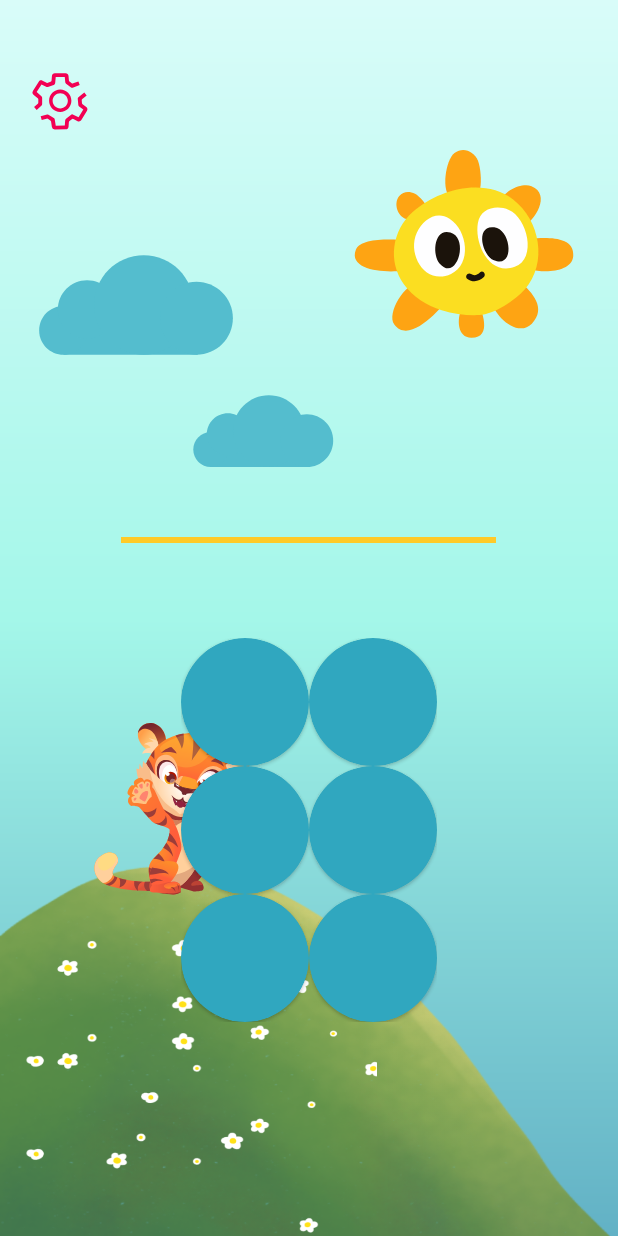
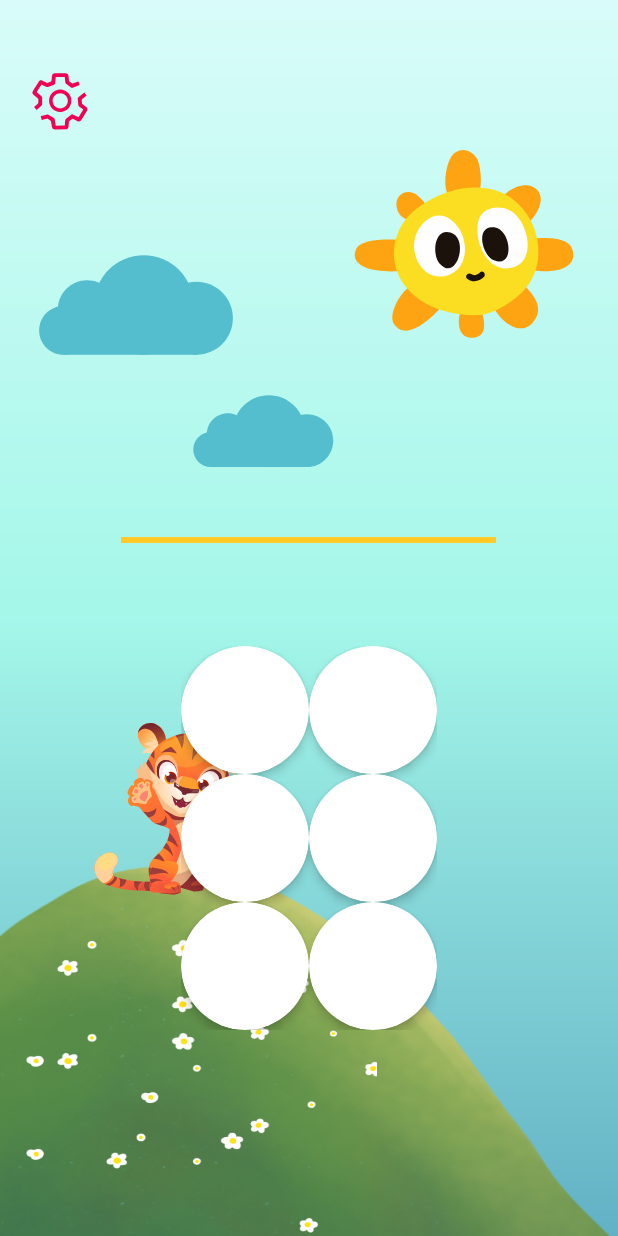
Before and after one commit to Salar82/MathForest, an Android app: the layout activity_main.xml on its own in the app's theme, with its tools: preview values and no code run, on a phone screen of 412 x 824 dp. Run offline under Robolectric (Android 15) with nearby library versions, the phone set to English and light mode, and no system bars.

Commit message:
--added -quiz

```diff
--- /dev/null
+++ b/app/src/main/java/ir/alishojaee/mathforest/data/MathQuestion.kt
@@ -0,0 +1,6 @@
+package ir.alishojaee.mathforest.data
+
+data class MathQuestion(
+    val question: String,
+    val answer: Int
+)
--- a/app/src/main/res/layout/activity_main.xml
+++ b/app/src/main/res/layout/activity_main.xml
@@ -127,6 +127,7 @@
         tools:visibility="visible">
 
         <include
+            android:id="@+id/included"
             layout="@layout/layout_quiz"
             android:layout_width="wrap_content"
             android:layout_height="wrap_content" />
--- a/app/src/main/res/layout/dialog_settings.xml
+++ b/app/src/main/res/layout/dialog_settings.xml
@@ -63,7 +63,7 @@
             android:drawablePadding="5dp"
             android:drawableTint="@color/button_red"
             android:fontFamily="@font/vazir"
-            android:hint="مدت زمان (دقیقه)"
+            android:hint="مدت زمان (ثانیه)"
             android:inputType="numberDecimal"
             android:textDirection="rtl"
             android:textSize="14sp" />
--- a/app/src/main/res/layout/layout_quiz.xml
+++ b/app/src/main/res/layout/layout_quiz.xml
@@ -20,8 +20,9 @@
         android:layout_height="wrap_content"
         android:layout_below="@id/progress_bar"
         android:layout_marginTop="16dp"
-        android:fontFamily="@font/vazir"
+        android:fontFamily="@font/titr"
         android:gravity="center"
+        android:textColor="@color/black"
         android:textSize="24sp"
         tools:text="2 + 2 - 15 =" />
 
@@ -33,108 +34,129 @@
         android:columnCount="2">
 
         <com.google.android.material.card.MaterialCardView
+            android:id="@+id/btn_opt1"
             android:layout_width="85dp"
             android:layout_height="85dp"
-            app:cardBackgroundColor="#30A7BF"
+            android:layout_marginHorizontal="20dp"
             android:layout_marginVertical="10dp"
-            android:layout_marginHorizontal="20dp"
-            app:cardCornerRadius="50dp">
+            app:cardBackgroundColor="@color/white"
+            app:cardCornerRadius="50dp"
+            app:cardElevation="4dp">
 
             <TextView
+                android:id="@+id/tv_opt1"
                 android:layout_width="wrap_content"
                 android:layout_height="wrap_content"
                 android:layout_gravity="center"
-                android:fontFamily="@font/vazir"
-                android:gravity="center"
-                android:textSize="24sp"
-                tools:text="12" />
-        </com.google.android.material.card.MaterialCardView>
-        <com.google.android.material.card.MaterialCardView
-            android:layout_width="85dp"
-            android:layout_height="85dp"
-            app:cardBackgroundColor="#30A7BF"
-            android:layout_marginVertical="10dp"
-            android:layout_marginHorizontal="20dp"
-            app:cardCornerRadius="50dp">
-
-            <TextView
-                android:layout_width="wrap_content"
-                android:layout_height="wrap_content"
-                android:layout_gravity="center"
-                android:fontFamily="@font/vazir"
-                android:gravity="center"
-                android:textSize="24sp"
-                tools:text="12" />
-        </com.google.android.material.card.MaterialCardView>
-        <com.google.android.material.card.MaterialCardView
-            android:layout_width="85dp"
-            android:layout_height="85dp"
-            app:cardBackgroundColor="#30A7BF"
-            android:layout_marginVertical="10dp"
-            android:layout_marginHorizontal="20dp"
-            app:cardCornerRadius="50dp">
-
-            <TextView
-                android:layout_width="wrap_content"
-                android:layout_height="wrap_content"
-                android:layout_gravity="center"
-                android:fontFamily="@font/vazir"
-                android:gravity="center"
-                android:textSize="24sp"
-                tools:text="12" />
-        </com.google.android.material.card.MaterialCardView>
-        <com.google.android.material.card.MaterialCardView
-            android:layout_width="85dp"
-            android:layout_height="85dp"
-            app:cardBackgroundColor="#30A7BF"
-            android:layout_marginVertical="10dp"
-            android:layout_marginHorizontal="20dp"
-            app:cardCornerRadius="50dp">
-
-            <TextView
-                android:layout_width="wrap_content"
-                android:layout_height="wrap_content"
-                android:layout_gravity="center"
-                android:fontFamily="@font/vazir"
-                android:gravity="center"
-                android:textSize="24sp"
-                tools:text="12" />
-        </com.google.android.material.card.MaterialCardView><com.google.android.material.card.MaterialCardView
-        android:layout_width="85dp"
-        android:layout_height="85dp"
-            app:cardBackgroundColor="#30A7BF"
-        android:layout_marginVertical="10dp"
-        android:layout_marginHorizontal="20dp"
-        app:cardCornerRadius="50dp">
-
-        <TextView
-            android:layout_width="wrap_content"
-            android:layout_height="wrap_content"
-            android:layout_gravity="center"
-            android:fontFamily="@font/vazir"
-            android:gravity="center"
-            android:textSize="24sp"
-            tools:text="12" />
-    </com.google.android.material.card.MaterialCardView>
-        <com.google.android.material.card.MaterialCardView
-            android:layout_width="85dp"
-            android:layout_height="85dp"
-            app:cardBackgroundColor="#30A7BF"
-            android:layout_marginVertical="10dp"
-            android:layout_marginHorizontal="20dp"
-            app:cardCornerRadius="50dp">
-
-            <TextView
-                android:layout_width="wrap_content"
-                android:layout_height="wrap_content"
-                android:layout_gravity="center"
-                android:fontFamily="@font/vazir"
+                android:fontFamily="@font/titr"
                 android:gravity="center"
                 android:textSize="24sp"
                 tools:text="12" />
         </com.google.android.material.card.MaterialCardView>
 
+        <com.google.android.material.card.MaterialCardView
+            android:id="@+id/btn_opt2"
+            android:layout_width="85dp"
+            android:layout_height="85dp"
+            android:layout_marginHorizontal="20dp"
+            android:layout_marginVertical="10dp"
+            app:cardBackgroundColor="@color/white"
+            app:cardCornerRadius="50dp"
+            app:cardElevation="4dp">
 
+            <TextView
+                android:id="@+id/tv_opt2"
+                android:layout_width="wrap_content"
+                android:layout_height="wrap_content"
+                android:layout_gravity="center"
+                android:fontFamily="@font/titr"
+                android:gravity="center"
+                android:textSize="24sp"
+                tools:text="12" />
+        </com.google.android.material.card.MaterialCardView>
 
+        <com.google.android.material.card.MaterialCardView
+            android:id="@+id/btn_opt3"
+            android:layout_width="85dp"
+            android:layout_height="85dp"
+            android:layout_marginHorizontal="20dp"
+            android:layout_marginVertical="10dp"
+            app:cardBackgroundColor="@color/white"
+            app:cardCornerRadius="50dp"
+            app:cardElevation="4dp">
+
+            <TextView
+                android:id="@+id/tv_opt3"
+                android:layout_width="wrap_content"
+                android:layout_height="wrap_content"
+                android:layout_gravity="center"
+                android:fontFamily="@font/titr"
+                android:gravity="center"
+                android:textSize="24sp"
+                tools:text="12" />
+        </com.google.android.material.card.MaterialCardView>
+
+        <com.google.android.material.card.MaterialCardView
+            android:id="@+id/btn_opt4"
+            android:layout_width="85dp"
+            android:layout_height="85dp"
+            android:layout_marginHorizontal="20dp"
+            android:layout_marginVertical="10dp"
+            app:cardBackgroundColor="@color/white"
+            app:cardCornerRadius="50dp"
+            app:cardElevation="4dp">
+
+            <TextView
+                android:id="@+id/tv_opt4"
+                android:layout_width="wrap_content"
+                android:layout_height="wrap_content"
+                android:layout_gravity="center"
+                android:fontFamily="@font/titr"
+                android:gravity="center"
+                android:textSize="24sp"
+                tools:text="12" />
+        </com.google.android.material.card.MaterialCardView>
+
+        <com.google.android.material.card.MaterialCardView
+            android:id="@+id/btn_opt5"
+            android:layout_width="85dp"
+            android:layout_height="85dp"
+            android:layout_marginHorizontal="20dp"
+            android:layout_marginVertical="10dp"
+            app:cardBackgroundColor="@color/white"
+            app:cardCornerRadius="50dp"
+            app:cardElevation="4dp">
+
+            <TextView
+                android:id="@+id/tv_opt5"
+                android:layout_width="wrap_content"
+                android:layout_height="wrap_content"
+                android:layout_gravity="center"
+                android:fontFamily="@font/titr"
+                android:gravity="center"
+                android:textSize="24sp"
+                tools:text="12" />
+        </com.google.android.material.card.MaterialCardView>
+
+        <com.google.android.material.card.MaterialCardView
+            android:id="@+id/btn_opt6"
+            android:layout_width="85dp"
+            android:layout_height="85dp"
+            android:layout_marginHorizontal="20dp"
+            android:layout_marginVertical="10dp"
+            app:cardBackgroundColor="@color/white"
+            app:cardCornerRadius="50dp"
+            app:cardElevation="4dp">
+
+            <TextView
+                android:id="@+id/tv_opt6"
+                android:layout_width="wrap_content"
+                android:layout_height="wrap_content"
+                android:layout_gravity="center"
+                android:fontFamily="@font/titr"
+                android:gravity="center"
+                android:textSize="24sp"
+                tools:text="12" />
+        </com.google.android.material.card.MaterialCardView>
     </GridLayout>
 </RelativeLayout>
```
Also changed, not shown: app/src/main/java/ir/alishojaee/mathforest/activities/MainActivity.kt (+51 -1 lines), app/src/main/java/ir/alishojaee/mathforest/utils/Quiz.kt (added, +224 -0 lines), app/src/main/res/font/titr.ttf (added).
